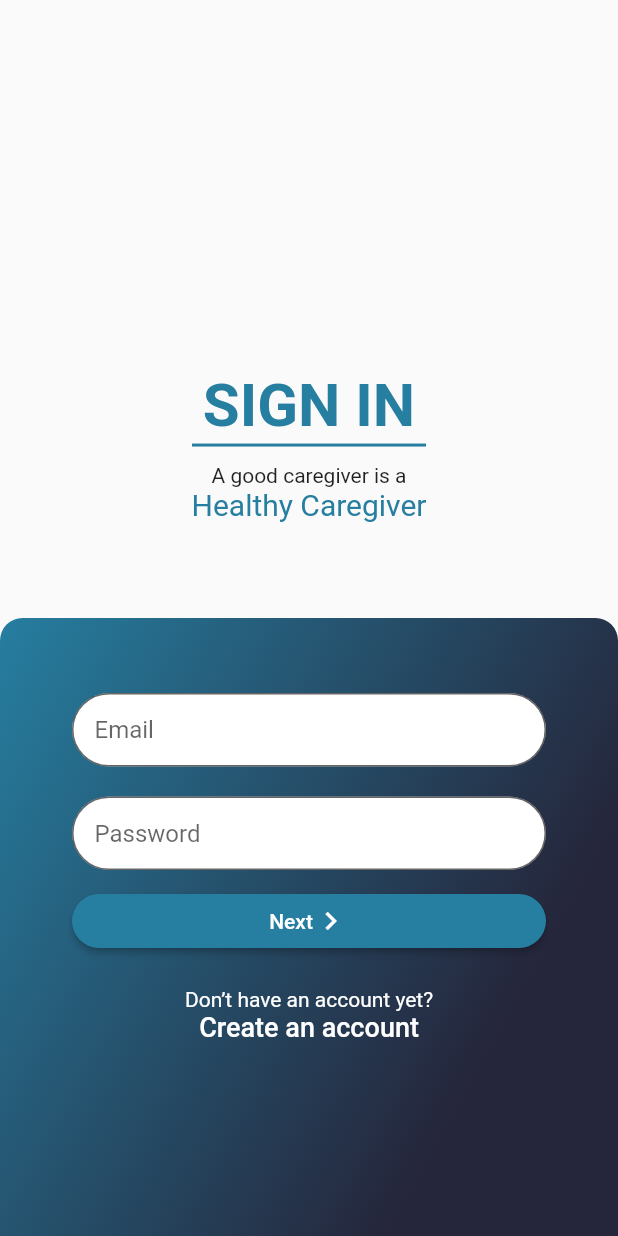
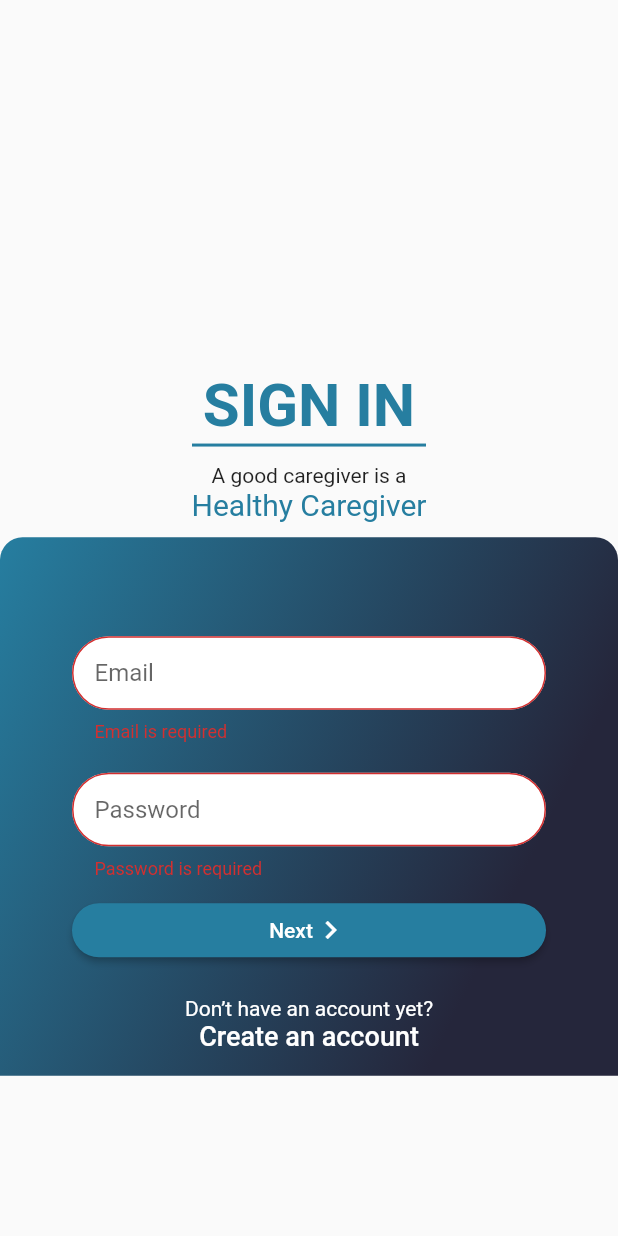
Before and after one commit to wincentrtz/carebuddy, a Flutter app: the LoginPage screen opened directly with empty values, after a tap on "Next", on a phone screen of 412 x 824 dp. Run offline on Flutter 3.47's test engine with Material 2 defaults, Android fonts, the phone set to English and light mode, and no system bars; our stand-ins replace auto_size_text, datetime_picker_formfield, flutter_colorpicker, shared_preferences; missing offline and left inert: flutter_calendar; accounts and stored records are empty; network calls fail; statements that could not run were skipped.

Commit message:
Add Login Validation

```diff
--- a/lib/main.dart
+++ b/lib/main.dart
@@ -281,7 +281,7 @@ class _MyAppState extends State<MyApp> {
       ),
       routes: {
         '/': (BuildContext context) {
-          if (userPref) {
+          if (!userPref) {
             if (dateDiff) {
               return DailyMoodPage(moods);
             } else {
--- a/lib/pages/daily-mood-detail.dart
+++ b/lib/pages/daily-mood-detail.dart
@@ -65,6 +65,12 @@ class _DailyMoodDetailPageState extends State<DailyMoodDetailPage> {
         );
       },
     );
+  }
+
+  @override
+  void initState() {
+    // TODO: implement initState
+    super.initState();
   }
 
   @override
--- a/lib/pages/login.dart
+++ b/lib/pages/login.dart
@@ -83,8 +83,7 @@ class _LoginPageState extends State<LoginPage> {
           child: Column(
             children: <Widget>[
               Container(
-                  margin: EdgeInsets.only(top: deviceHeigth * 0.30),
-                  height: deviceHeigth * 0.20,
+                margin: EdgeInsets.only(top: deviceHeigth * 0.30, bottom: 10),
                 child: Column(
                   children: <Widget>[
                     Text(
@@ -119,7 +118,8 @@ class _LoginPageState extends State<LoginPage> {
                       ),
                     )
                   ],
-                  )),
+                ),
+              ),
               Container(
                 decoration: BoxDecoration(
                     gradient: LinearGradient(
@@ -136,8 +136,7 @@ class _LoginPageState extends State<LoginPage> {
                     borderRadius: BorderRadius.only(
                         topLeft: Radius.circular(15.0),
                         topRight: Radius.circular(15.0))),
-                height: deviceHeigth * 0.5,
-                padding: EdgeInsets.symmetric(horizontal: 48.0),
+                padding: EdgeInsets.symmetric(horizontal: 48.0, vertical: 16.0),
                 child: Form(
                   key: _loginKey,
                   child: Column(
@@ -157,6 +156,17 @@ class _LoginPageState extends State<LoginPage> {
                           contentPadding: EdgeInsets.all(15.0),
                           hintText: "Email",
                         ),
+                        keyboardType: TextInputType.emailAddress,
+                        validator: (String value) {
+                          Pattern pattern =
+                              r'^(([^<>()[\]\\.,;:\s@\"]+(\.[^<>()[\]\\.,;:\s@\"]+)*)|(\".+\"))@((\[[0-9]{1,3}\.[0-9]{1,3}\.[0-9]{1,3}\.[0-9]{1,3}\])|(([a-zA-Z\-0-9]+\.)+[a-zA-Z]{2,}))$';
+                          RegExp regex = new RegExp(pattern);
+                          if (value.isEmpty) {
+                            return 'Email is required';
+                          } else if (!regex.hasMatch(value)) {
+                            return 'Email is not valid';
+                          }
+                        },
                         onSaved: (String value) {
                           _loginTempData['email'] = value;
                         },
@@ -177,6 +187,13 @@ class _LoginPageState extends State<LoginPage> {
                           contentPadding: EdgeInsets.all(15.0),
                           hintText: "Password",
                         ),
+                        validator: (String value) {
+                          if (value.isEmpty) {
+                            return 'Password is required';
+                          } else if (value.length < 6) {
+                            return 'Password must be more than 5 charater';
+                          }
+                        },
                         onSaved: (String value) {
                           _loginTempData['password'] = value;
                         },
@@ -192,7 +209,9 @@ class _LoginPageState extends State<LoginPage> {
                           color: Color(0xFF267EA0),
                           textColor: Colors.white,
                           onPressed: () {
+                            _loginKey.currentState.validate();
                             _loginKey.currentState.save();
+
                             _doLogin();
                           },
                           child: Row(
```
Lines whose indentation alone changed are shown as unchanged.
